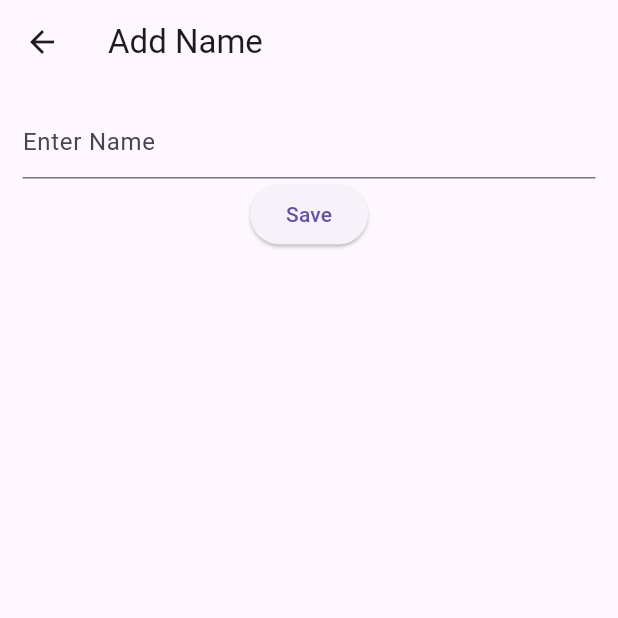
After one commit to Luchks/yapecausa, a Flutter app: the EditNamePage screen opened by its route, on a phone screen of 412 x 824 dp, the top half of it. The commit adds this screen. Run offline on Flutter 3.47's test engine with Material 3 defaults, Android fonts, the phone set to English and light mode, and no system bars; our stand-ins replace cloud_firestore, firebase_core; accounts and stored records are empty.

Commit message:
commite number automathic

```diff
--- a/lib/main.dart
+++ b/lib/main.dart
@@ -3,6 +3,7 @@ import 'package:firebase_core/firebase_core.dart';
 import 'firebase_options.dart';
 import 'package:yapecausa/pages/home_page.dart';
 import 'package:yapecausa/pages/add_name_page.dart';
+import 'package:yapecausa/pages/edit_name_page.dart';
 
 void main() async {
   WidgetsFlutterBinding.ensureInitialized();
@@ -23,6 +24,7 @@ class MyApp extends StatelessWidget {
       routes: {
         '/': (context) => const Home(),
         '/add': (context) => const AddNamePage(),
+        '/edit': (context) => const EditNamePage(),
       },
     );
   }
--- /dev/null
+++ b/lib/pages/edit_name_page.dart
@@ -0,0 +1,42 @@
+import 'package:yapecausa/services/firebase_service.dart';
+import 'package:flutter/material.dart';
+
+class EditNamePage extends StatefulWidget {
+  const EditNamePage({
+    Key? key,
+  }) : super(key: key);
+  @override
+  State<EditNamePage> createState() => _EditNamePageState();
+}
+
+class _EditNamePageState extends State<EditNamePage> {
+	TextEditingController nameController = TextEditingController(text:'');
+
+  @override
+  Widget build(BuildContext context) {
+    return Scaffold(
+      appBar: AppBar(
+        title: const Text('Add Name'),
+      ),
+      body: Padding(
+        padding: const EdgeInsets.all(15.0),
+        child: Column(
+          children: [
+            TextField(
+		controller: nameController,
+              decoration: const InputDecoration(
+                hintText: 'Enter Name',
+              ),
+            ),
+            ElevatedButton( onPressed: () async{
+		    await addPeople(nameController.text).then((_){
+			Navigator.pop(context);
+		    });
+	    },
+		    child: const Text('Save'))
+          ],
+        ),
+      ),
+    );
+  }
+}
```
